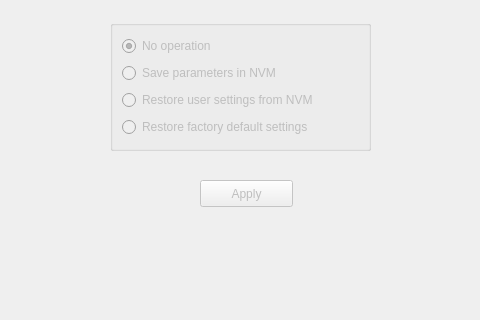
Before: the Qt Designer form src/lib/visualization/SaveRestoreControlTab.ui in jmaye/libposlv, drawn with Qt 5; both pictures show x 220 to 700 and y 0 to 320 of the 930 by 800 pixel window.
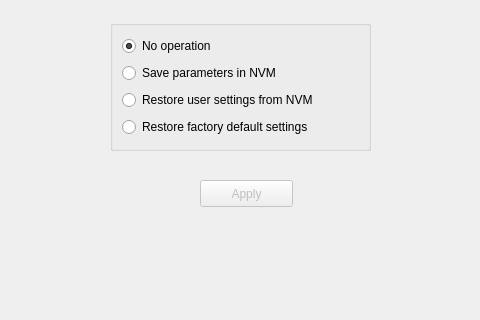
After: the same form once the commit is applied.

Diff of the .ui file:
```diff
--- a/src/lib/visualization/SaveRestoreControlTab.ui
+++ b/src/lib/visualization/SaveRestoreControlTab.ui
@@ -29,7 +29,7 @@
     <item row="1" column="0">
      <widget class="QRadioButton" name="saveRadioButton">
       <property name="enabled">
-       <bool>false</bool>
+       <bool>true</bool>
       </property>
       <property name="text">
        <string>Save parameters in NVM</string>
@@ -39,7 +39,7 @@
     <item row="2" column="0">
      <widget class="QRadioButton" name="restoreNVMRadioButton">
       <property name="enabled">
-       <bool>false</bool>
+       <bool>true</bool>
       </property>
       <property name="text">
        <string>Restore user settings from NVM</string>
@@ -49,7 +49,7 @@
     <item row="3" column="0">
      <widget class="QRadioButton" name="restoreFactoryRadioButton">
       <property name="enabled">
-       <bool>false</bool>
+       <bool>true</bool>
       </property>
       <property name="text">
        <string>Restore factory default settings</string>
@@ -59,7 +59,7 @@
     <item row="0" column="0">
      <widget class="QRadioButton" name="noOpRadioButton">
       <property name="enabled">
-       <bool>false</bool>
+       <bool>true</bool>
       </property>
       <property name="text">
        <string>No operation</string>
```
